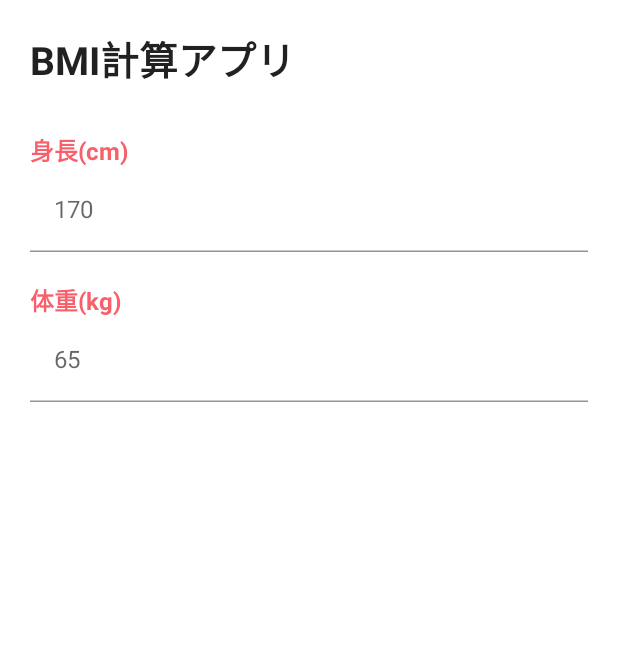
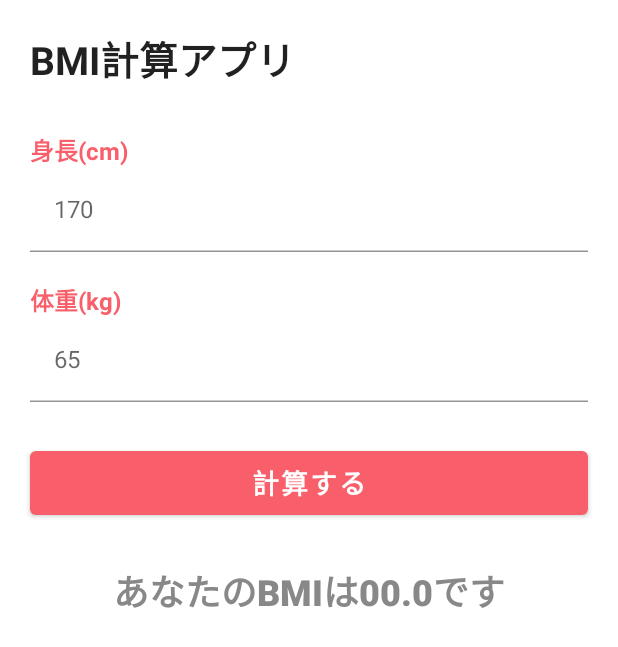
Before and after one commit to masato1230/udemy_JetBMICalculator, an Android app built with Jetpack Compose: the screen it shows after launch (MainActivity), on a phone screen of 412 x 824 dp. Shown: the top 647 px of the screen. Run offline under Robolectric (Android 15) with nearby library versions, the phone set to English and light mode, and no system bars.

Commit message:
2_6_add_button_and_result

```diff
--- a/app/src/main/java/com/example/jetbmicalculator/MainActivity.kt
+++ b/app/src/main/java/com/example/jetbmicalculator/MainActivity.kt
@@ -13,6 +13,7 @@ import androidx.compose.ui.Modifier
 import androidx.compose.ui.graphics.Color
 import androidx.compose.ui.text.font.FontWeight
 import androidx.compose.ui.text.input.KeyboardType
+import androidx.compose.ui.text.style.TextAlign
 import androidx.compose.ui.tooling.preview.Preview
 import androidx.compose.ui.unit.dp
 import androidx.compose.ui.unit.sp
@@ -51,6 +52,32 @@ class MainActivity : ComponentActivity() {
                             label = "体重(kg)",
                             placeHolder = "65",
                         )
+                        Spacer(modifier = Modifier.height(30.dp))
+
+                        // 計算する
+                        Button(
+                            onClick = { /*TODO*/ },
+                            modifier = Modifier.fillMaxWidth(),
+                            colors = ButtonDefaults.buttonColors(backgroundColor = Color(0xFFF85F6A))
+                        ) {
+                            Text(
+                                text = "計算する",
+                                color = Color.White,
+                                fontSize = 18.sp,
+                                fontWeight = FontWeight.Bold,
+                            )
+                        }
+                        Spacer(modifier = Modifier.height(30.dp))
+
+                        // 結果表示用テキスト
+                        Text(
+                            text = "あなたのBMIは00.0です",
+                            modifier = Modifier.fillMaxWidth(),
+                            textAlign = TextAlign.Center,
+                            color = Color.Gray,
+                            fontSize = 24.sp,
+                            fontWeight = FontWeight.ExtraBold,
+                        )
                     }
                 }
             }
```
